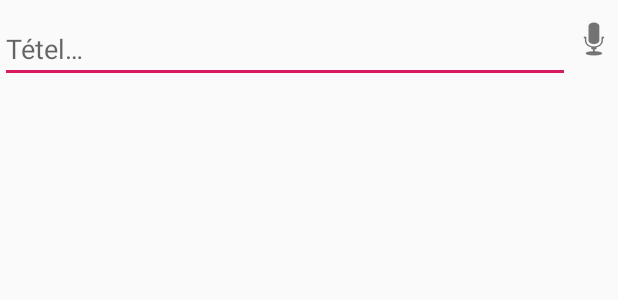
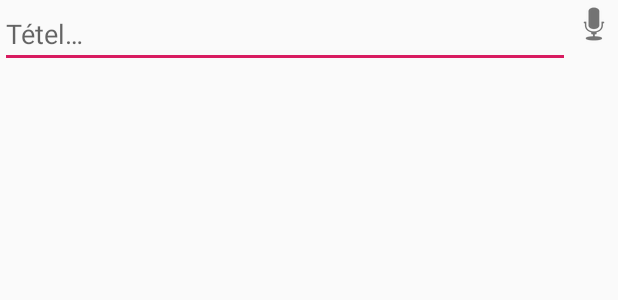
Before and after one commit to berg003/AnatomyApp, an Android app: the layout fragment_learn.xml on its own in the app's theme, with its tools: preview values and no code run, on a phone screen of 412 x 824 dp. Shown: the top 300 px of the screen. Run offline under Robolectric (Android 15) with nearby library versions, the phone set to English and light mode, and no system bars.

Commit message:
- initial commit

```diff
--- a/app/src/main/AndroidManifest.xml
+++ b/app/src/main/AndroidManifest.xml
@@ -1,6 +1,5 @@
 <?xml version="1.0" encoding="utf-8"?>
 <manifest xmlns:android="http://schemas.android.com/apk/res/android"
-    xmlns:tools="http://schemas.android.com/tools"
     package="org.semmelweis.university.anatomyapp">
 
     <application
@@ -9,8 +8,7 @@
         android:roundIcon="@mipmap/ic_launcher_round"
         android:supportsRtl="true"
         android:theme="@style/AppTheme"
-        android:fullBackupContent=""
-        tools:ignore="GoogleAppIndexingWarning">
+        android:fullBackupContent="false">
         <activity
             android:name=".MainActivity">
             <intent-filter>
--- a/app/src/main/res/layout/fragment_learn.xml
+++ b/app/src/main/res/layout/fragment_learn.xml
@@ -12,16 +12,15 @@
         <AutoCompleteTextView
             android:hint="@string/thesis"
             android:layout_weight="1"
-            android:layout_marginTop="10dp"
             android:id="@+id/autoCompleteTextView"
             android:layout_height="wrap_content"
-            android:layout_width="0dp">
+            android:layout_width="0dp"
+            android:completionThreshold="0">
         </AutoCompleteTextView>
         <ImageView
             android:id = "@+id/speakHu"
             android:layout_width = "wrap_content"
             android:layout_height = "wrap_content"
-            android:layout_marginTop="10dp"
             android:background = "?selectableItemBackground"
             android:src = "@android:drawable/ic_btn_speak_now"
             android:contentDescription="@string/microphone" />
```
Also changed, not shown: app/src/main/java/org/semmelweis/university/anatomyapp/ui/learn/LearnFragment.java (+9 -1 lines), app/src/main/java/org/semmelweis/university/anatomyapp/ui/learn/LearnViewModel.java (deleted, +0 -22 lines).
